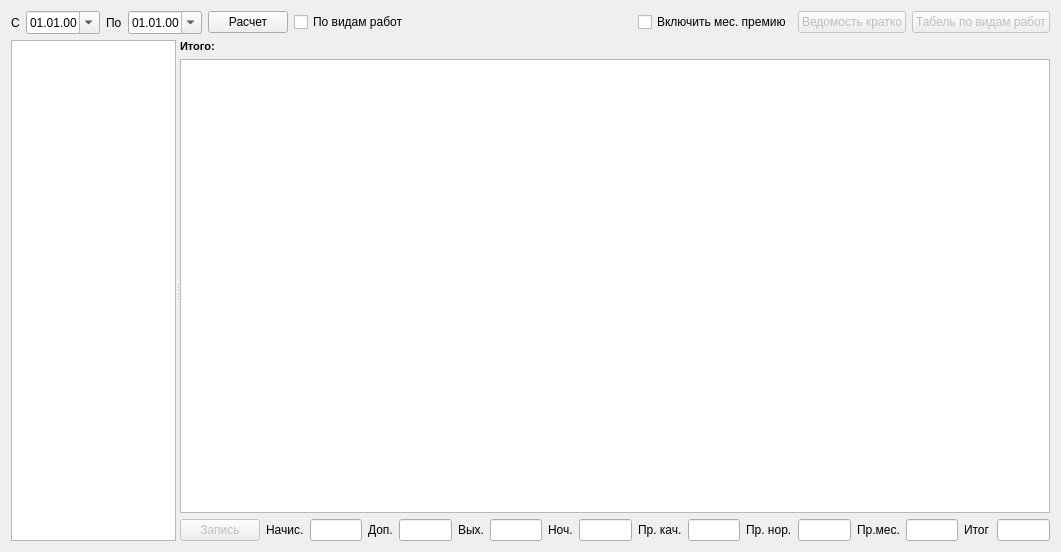
First picture: the form in formcalcwage.ui, repository Sergeyego/el_zp, before the edit.
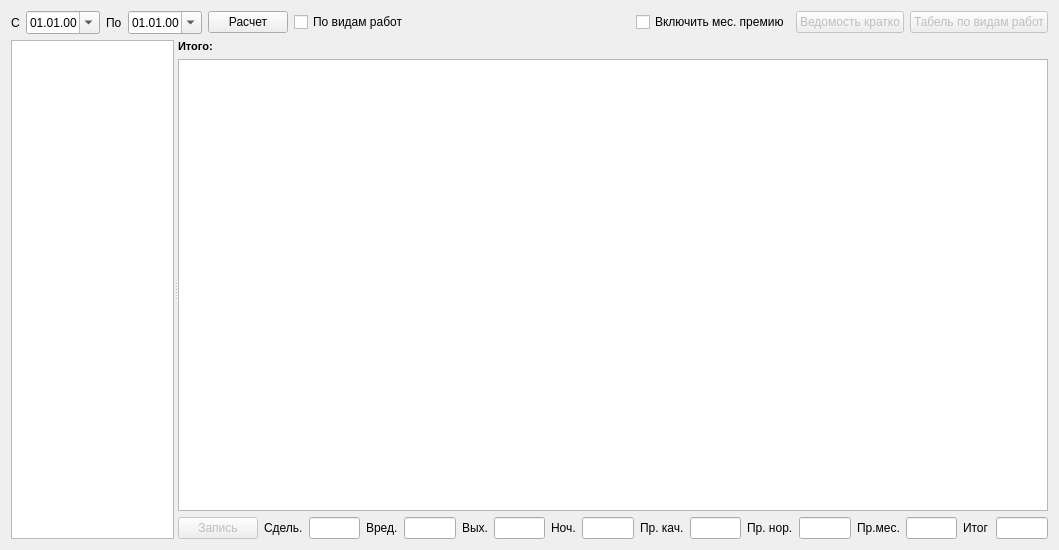
Second picture: the form after the edit. Custom widgets are drawn as their Qt base class.

Patch:
```diff
--- a/formcalcwage.ui
+++ b/formcalcwage.ui
@@ -6,8 +6,8 @@
    <rect>
     <x>0</x>
     <y>0</y>
-    <width>1061</width>
-    <height>552</height>
+    <width>1059</width>
+    <height>550</height>
    </rect>
   </property>
   <property name="windowTitle">
@@ -165,7 +165,7 @@
          <item>
           <widget class="QLabel" name="label_3">
            <property name="text">
-            <string>Начис.</string>
+            <string>Сдель.</string>
            </property>
           </widget>
          </item>
@@ -179,7 +179,7 @@
          <item>
           <widget class="QLabel" name="label_8">
            <property name="text">
-            <string>Доп.</string>
+            <string>Вред.</string>
            </property>
           </widget>
          </item>
```
